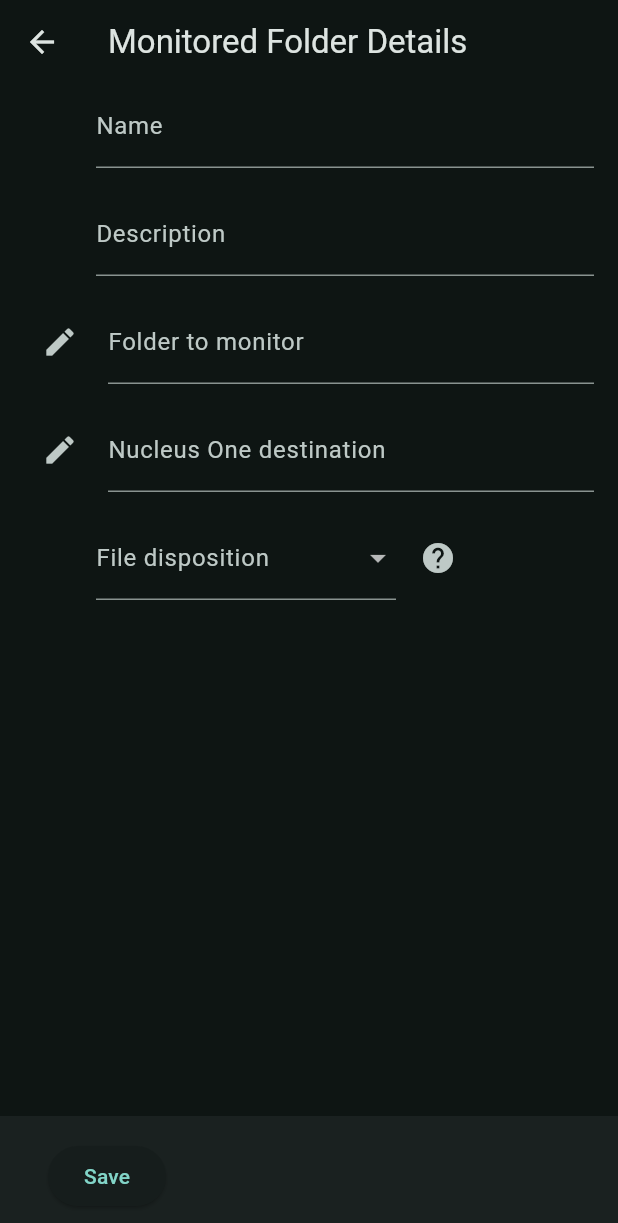
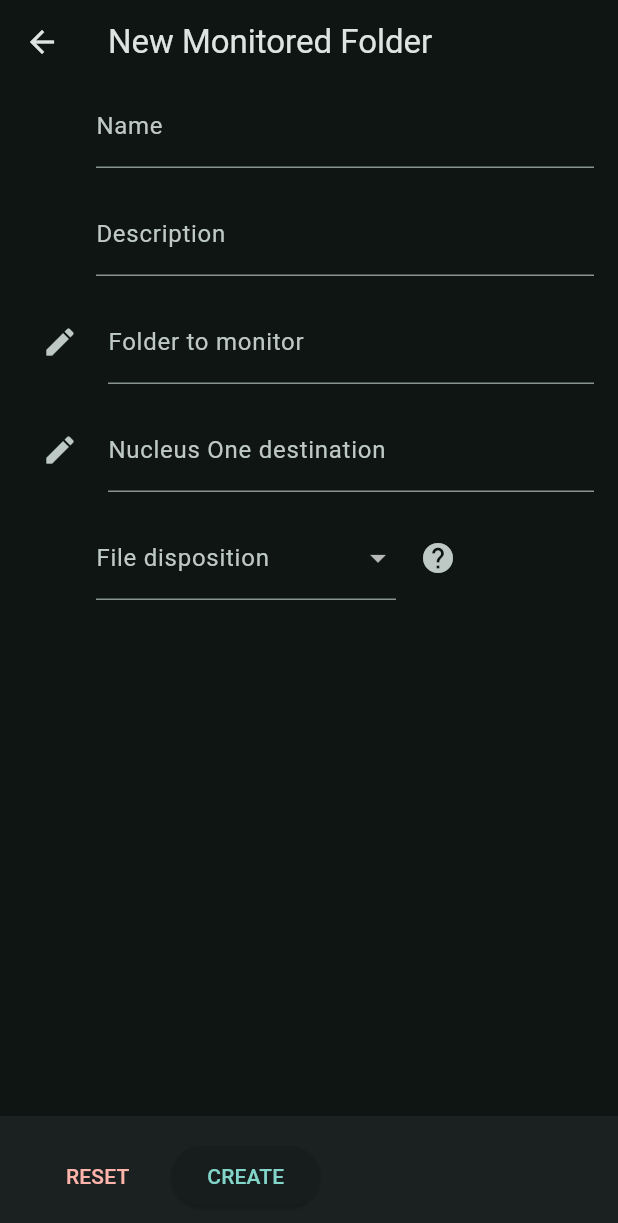
Before and after one commit to AdemeroIncPub/nucleus_one_folder_monitor, a Flutter app: the MonitoredFolderDetailsScreen screen opened directly, on a phone screen of 412 x 824 dp. Shown: the top 1223 px of the screen. Run offline on Flutter 3.47's test engine with Material 2 defaults, Android fonts, the phone set to English and light mode, and no system bars; our stand-ins replace flutter_riverpod, freezed_annotation, package_info_plus; missing offline and left inert: path_provider_windows; project files that could hold a hidden picture were left out.

Commit message:
feat(gui): basic implementation of add/edit MonitoredFolder items
- gui/lib/application/monitored_folder.dart
- gui/lib/application/monitored_folder.freezed.dart
- gui/lib/application/monitored_folder.g.dart
  - set default values
- gui/lib/application/providers.dart
  - add monitoredFoldersProvider
- gui/lib/application/settings.dart
  - add saveMonitoredFolder()
- gui/lib/presentation/screens/main_screen.dart
  - use monitoredFolders list from settings
  - change fields to private
  - editButton pushes MonitoredFolderDetailsScreen
- gui/lib/presentation/screens/monitored_folder_details_screen.dart
  - edit or create as appropriate
  - implement reset and save button
- gui/pubspec.lock
- gui/pubspec.yaml
  - add dep: collection
  - update dep: nucleus_one_dart_sdk

```diff
--- a/gui/lib/application/monitored_folder.dart
+++ b/gui/lib/application/monitored_folder.dart
@@ -1,7 +1,10 @@
 import 'package:freezed_annotation/freezed_annotation.dart';
+import 'package:uuid/uuid.dart';
 
 part 'monitored_folder.freezed.dart';
 part 'monitored_folder.g.dart';
+
+const _uuid = Uuid();
 
 enum FileDisposition {
   delete,
@@ -12,16 +15,19 @@ enum FileDisposition {
 class MonitoredFolder with _$MonitoredFolder {
   const factory MonitoredFolder({
     required String id,
-    required String name,
-    required String description,
-    required String localPath,
+    @Default('') String name,
+    @Default('') String description,
+    @Default('') String localPath,
     // probably not sufficient, may end up using freezed union
     // currently unsure of difference between Projects and Departments
-    required String n1FolderId,
-    required FileDisposition fileDisposition, // union?
+    @Default('') String n1FolderId,
+    FileDisposition? fileDisposition, // union?
     String? fileDispositionMoveToPath, // union?
   }) = _MonitoredFolder;
 
   factory MonitoredFolder.fromJson(Map<String, dynamic> json) =>
       _$MonitoredFolderFromJson(json);
+
+  // ignore: prefer_constructors_over_static_methods
+  static MonitoredFolder defaultValue() => MonitoredFolder(id: _uuid.v1());
 }
--- a/gui/lib/presentation/screens/monitored_folder_details_screen.dart
+++ b/gui/lib/presentation/screens/monitored_folder_details_screen.dart
@@ -3,13 +3,17 @@ import 'package:flutter_riverpod/flutter_riverpod.dart';
 import 'package:quiver/strings.dart' as quiver;
 
 import '../../application/monitored_folder.dart';
+import '../../application/providers.dart';
 import '../util/style.dart';
 
 const Widget _fieldEditButtonWidthSpacer = SizedBox(width: 48);
 const Widget _formRowSpacer = SizedBox(height: Insets.compSmall);
 
 class MonitoredFolderDetailsScreen extends ConsumerStatefulWidget {
-  const MonitoredFolderDetailsScreen({super.key});
+  const MonitoredFolderDetailsScreen({super.key, this.mfToEdit});
+
+  /// If null then anew [MonitoredFolder] will be created.
+  final MonitoredFolder? mfToEdit;
 
   @override
   ConsumerState<ConsumerStatefulWidget> createState() =>
@@ -19,14 +23,20 @@ class MonitoredFolderDetailsScreen extends ConsumerStatefulWidget {
 class _MonitoredFolderDetailsScreenState
     extends ConsumerState<MonitoredFolderDetailsScreen> {
   final _formKey = GlobalKey<FormState>();
+  late final _originalMf =
+      (isNew) ? MonitoredFolder.defaultValue() : widget.mfToEdit!;
 
-  FileDisposition? _fileDisposition;
+  late var _mf = _originalMf.copyWith();
+
+  late FileDisposition? _fileDisposition = _mf.fileDisposition;
 
   @override
   Widget build(BuildContext context) {
     return Scaffold(
       appBar: AppBar(
-        title: const Text('Monitored Folder Details'),
+        title: (isNew)
+            ? const Text('New Monitored Folder')
+            : const Text('Edit Monitored Folder'),
       ),
       body: Scrollbar(
         thumbVisibility: true,
@@ -42,6 +52,8 @@ class _MonitoredFolderDetailsScreenState
       bottomNavigationBar: _bottomAppBar(context),
     );
   }
+
+  bool get isNew => widget.mfToEdit == null;
 
   Widget _mainContent(BuildContext context) {
     // This Align pushes the scrollbar all the way to the right.
@@ -82,16 +94,22 @@ class _MonitoredFolderDetailsScreenState
       children: [
         _fieldEditButtonWidthSpacer,
         Expanded(
+          child: Focus(
+            autofocus: true,
             child: TextFormField(
               decoration: const InputDecoration(
                 labelText: 'Name',
               ),
+              initialValue: _mf.name,
               validator: (value) {
                 if (quiver.isBlank(value)) {
                   return 'This field is required';
                 }
                 return null;
               },
+              autovalidateMode: AutovalidateMode.onUserInteraction,
+              onSaved: (newValue) => _mf = _mf.copyWith(name: newValue ?? ''),
+            ),
           ),
         ),
       ],
@@ -107,6 +125,9 @@ class _MonitoredFolderDetailsScreenState
             decoration: const InputDecoration(
               labelText: 'Description',
             ),
+            initialValue: _mf.description,
+            onSaved: (newValue) =>
+                _mf = _mf.copyWith(description: newValue ?? ''),
           ),
         ),
       ],
@@ -183,6 +204,7 @@ class _MonitoredFolderDetailsScreenState
                 labelText: 'File disposition',
                 // label: Text('File disposition', softWrap: false),
               ),
+              value: _fileDisposition,
               items: const [
                 DropdownMenuItem(
                   value: FileDisposition.delete,
@@ -198,6 +220,8 @@ class _MonitoredFolderDetailsScreenState
                   _fileDisposition = value;
                 });
               },
+              onSaved: (newValue) =>
+                  _mf = _mf.copyWith(fileDisposition: newValue),
             ),
           ),
         ),
@@ -269,15 +293,58 @@ class _MonitoredFolderDetailsScreenState
         padding: const EdgeInsets.only(left: screenPadding),
         child: Row(
           children: [
-            ElevatedButton(
-              onPressed: () {
-                Navigator.pop(context);
-              },
-              child: const Text('Save'),
-            ),
+            _resetButton(context),
+            const SizedBox(width: Insets.compSmall),
+            _saveButton(context),
           ],
         ),
       ),
     );
   }
+
+  Widget _resetButton(BuildContext context) {
+    return TextButton(
+      style: TextButton.styleFrom(
+        foregroundColor: Theme.of(context).colorScheme.error,
+      ),
+      onPressed: () {
+        setState(() {
+          _formKey.currentState?.reset();
+        });
+      },
+      child: const Text('RESET'),
+    );
   }
+
+  Widget _saveButton(BuildContext context) {
+    return ElevatedButton(
+      onPressed: () async {
+        if (_formKey.currentState?.validate() ?? true) {
+          _formKey.currentState?.save();
+          await ref.read(settingsProvider.notifier).saveMonitoredFolder(_mf);
+          if (mounted) Navigator.pop(context);
+        } else {
+          final colorScheme = Theme.of(context).colorScheme;
+          ScaffoldMessenger.of(context).showSnackBar(
+            SnackBar(
+              backgroundColor: colorScheme.surfaceVariant,
+              content: Text(
+                'Please correct any issues and try again',
+                style: TextStyle(color: colorScheme.onSurfaceVariant),
+              ),
+              action: SnackBarAction(
+                label: 'DISMISS',
+                onPressed: () {
+                  if (mounted) {
+                    ScaffoldMessenger.of(context).hideCurrentSnackBar();
+                  }
+                },
+              ),
+            ),
+          );
+        }
+      },
+      child: (isNew) ? const Text('CREATE') : const Text('UPDATE'),
+    );
+  }
+}
--- a/gui/pubspec.yaml
+++ b/gui/pubspec.yaml
@@ -37,6 +37,7 @@ environment:
 # the latest version available on pub.dev. To see which dependencies have newer
 # versions available, run `flutter pub outdated`.
 dependencies:
+  collection: any
   flutter:
     sdk: flutter
   flutter_riverpod: any
@@ -46,7 +47,7 @@ dependencies:
   nucleus_one_dart_sdk:
     git:
       url: https://github.com/AdemeroIncPub/nucleus_one_dart_sdk
-      ref: '0463836'
+      ref: '8be0ec8' # main
   package_info_plus: any
   path: any
   path_provider: any
```
Also changed, not shown: gui/lib/application/providers.dart (+13 -0 lines), gui/lib/application/settings.dart (+15 -0 lines), gui/lib/presentation/screens/main_screen.dart (+41 -28 lines), gui/lib/application/monitored_folder.freezed.dart, gui/lib/application/monitored_folder.g.dart, gui/pubspec.lock. Lines whose indentation alone changed are shown as unchanged.
